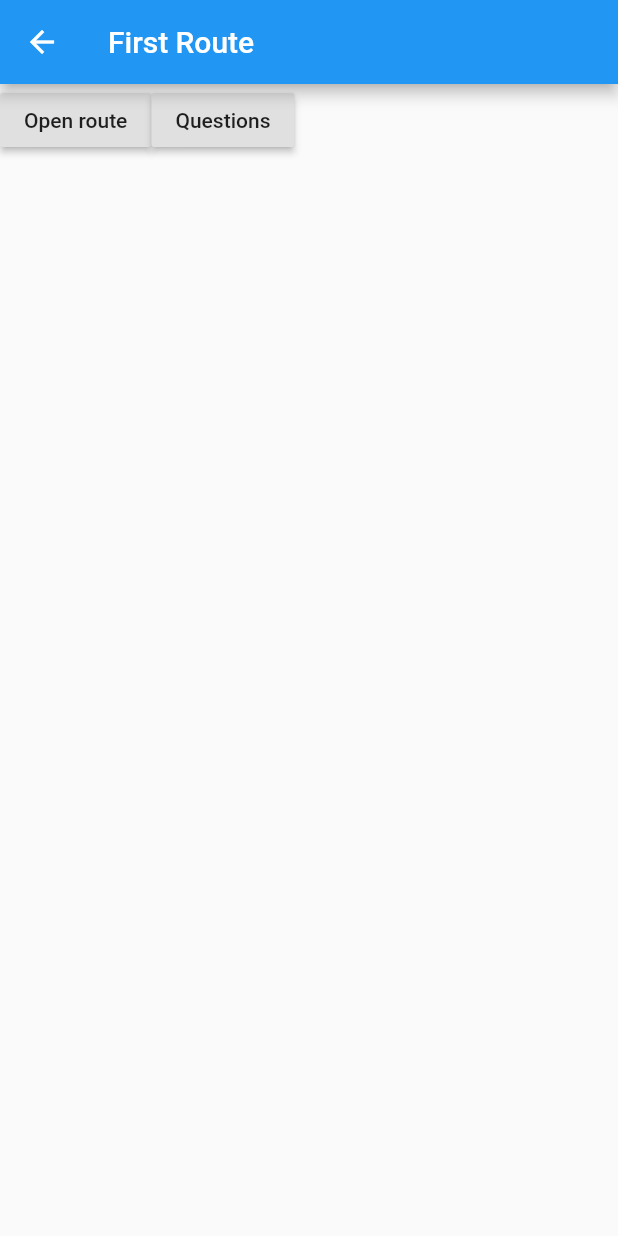
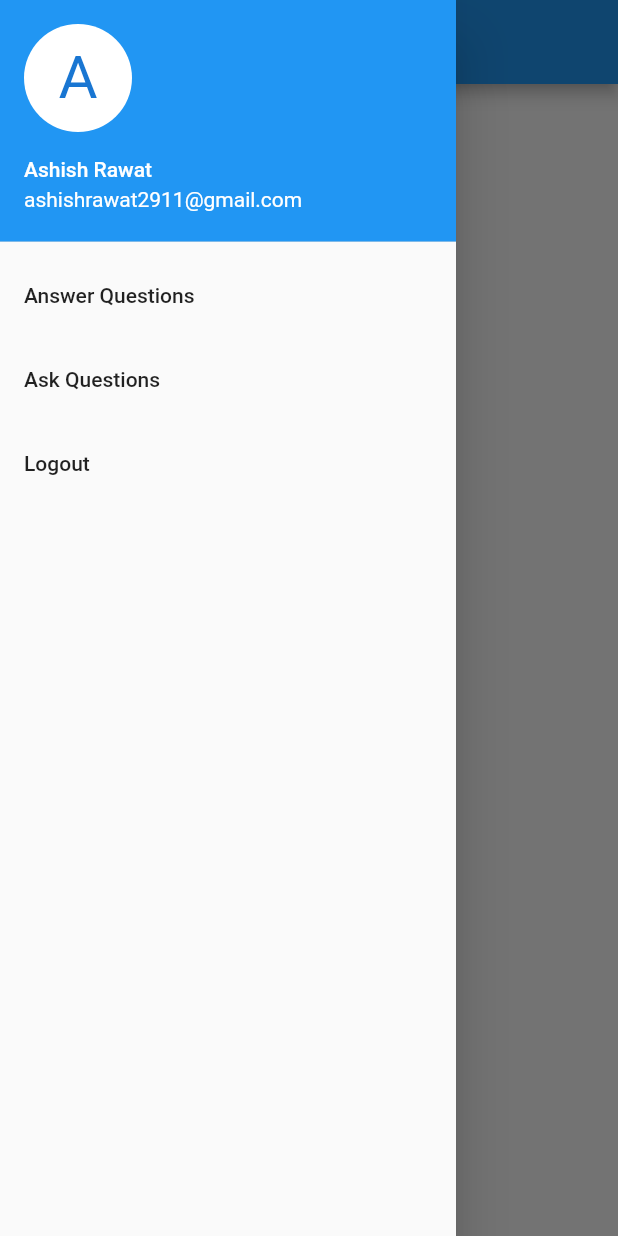
Before and after one commit to surajahmed/perffers-flutter, a Flutter app: the MyApp screen opened directly, with the side drawer open (before the commit the screen has no drawer), on a phone screen of 412 x 824 dp. Run offline on Flutter 3.47's test engine with Material 2 defaults, Android fonts, the phone set to English and light mode, and no system bars.

```diff
--- a/lib/main.dart
+++ b/lib/main.dart
@@ -4,7 +4,7 @@ import 'package:perffers/Screens/Question/index.dart';
 
 void main() => runApp(MaterialApp(
       title: 'Navigation Basics',
-      home: QuestionScreen(),
+      home: MyApp(),
       routes: <String, WidgetBuilder>{
         '/questionChat': (BuildContext context) => new QuestionChat(),
         '/questions': (BuildContext context) => new QuestionScreen(),
@@ -18,6 +18,49 @@ class MyApp extends StatelessWidget {
     return Scaffold(
         appBar: AppBar(
           title: Text('First Route'),
+        ),
+        drawer: Drawer(
+          child: ListView(
+            children: <Widget>[
+              UserAccountsDrawerHeader(
+                accountName: Text("Ashish Rawat"),
+                accountEmail: Text("ashishrawat2911@gmail.com"),
+                currentAccountPicture: CircleAvatar(
+                  backgroundColor:
+                      Theme.of(context).platform == TargetPlatform.iOS
+                          ? Colors.blue
+                          : Colors.white,
+                  child: Text(
+                    "A",
+                    style: TextStyle(fontSize: 40.0),
+                  ),
+                ),
+              ),
+              ListTile(
+                title: Text("Answer Questions"),
+                onTap: () {
+                  Navigator.of(context).pop();
+                  Navigator.of(context).push(MaterialPageRoute(
+                      builder: (BuildContext context) => QuestionScreen()));
+                },
+              ),
+              ListTile(
+                title: Text("Ask Questions"),
+                onTap: () {
+                  Navigator.of(context).pop();
+                  Navigator.of(context).push(MaterialPageRoute(
+                      builder: (BuildContext context) =>
+                          QuestionScreen())); // TODO: add ask question screen
+                },
+              ),
+              ListTile(
+                title: Text("Logout"),
+                onTap: () {
+                  // TODO: logout here
+                },
+              ),
+            ],
+          ),
         ),
         body: Row(
           children: <Widget>[
```
